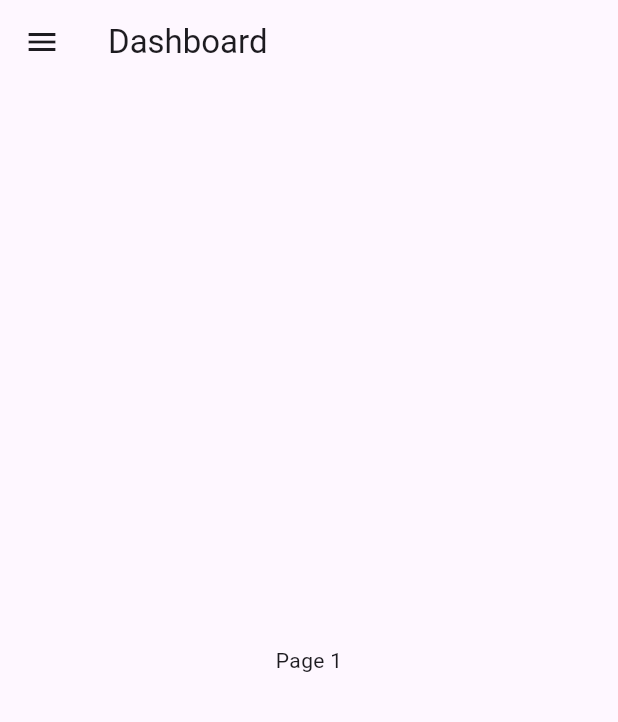
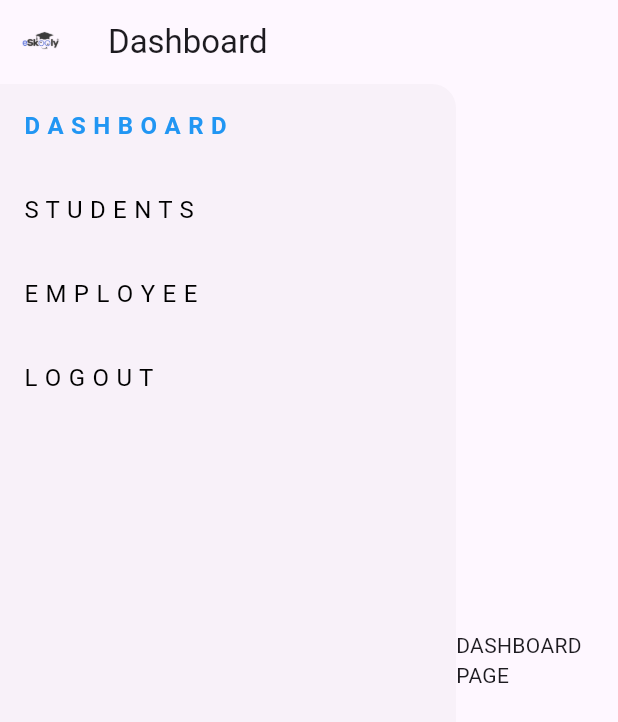
Before and after one commit to ujjwalmangalatreya/sms, a Flutter app: the DashboardPage screen opened by its route, on a phone screen of 412 x 824 dp. Shown: the top 722 px of the screen. Run offline on Flutter 3.47's test engine with Material 3 defaults, Android fonts, the phone set to English and light mode, and no system bars; our stand-ins replace firebase_auth, firebase_core, get, url_strategy; accounts and stored records are empty.

Commit message:
Dashboard drawer and list tile

```diff
--- a/lib/core/widgets/common/drawer.dart
+++ b/lib/core/widgets/common/drawer.dart
@@ -1,13 +1,47 @@
 import 'package:flutter/material.dart';
+import 'package:get/get.dart';
+import 'drawer_tile.dart';
 
-Drawer _appDrawer() {
-  return Drawer(
-    child: _listTile("H O M E"),
-  );
+class DrawerMenu extends StatelessWidget {
+  final int selectedIndex;
+  final ValueChanged<int> onMenuSelected;
+
+  const DrawerMenu({
+    Key? key,
+    required this.selectedIndex,
+    required this.onMenuSelected,
+  }) : super(key: key);
+
+  @override
+  Widget build(BuildContext context) {
+    return Drawer(
+      child: ListView(
+        padding: EdgeInsets.zero,
+        children: [
+          DrawerTile(
+            title: 'D A S H B O A R D',
+            isSelected: selectedIndex == 0,
+            onTap: () => onMenuSelected(0),
+          ),
+          DrawerTile(
+            title: 'S T U D E N T S',
+            isSelected: selectedIndex == 1,
+            onTap: () => onMenuSelected(1),
+          ),
+          DrawerTile(
+            title: 'E M P L O Y E E',
+            isSelected: selectedIndex == 2,
+            onTap: () => onMenuSelected(2),
+          ),
+          DrawerTile(
+            title: 'L O G O U T',
+            isSelected: selectedIndex == 3,
+            onTap: () => {
+              Get.snackbar("LOGGING OUT", "Logging out part is in TODO..")
+            },
+          ),
+        ],
+      ),
+    );
+  }
 }
-
-ListTile _listTile(String title) {
-  return ListTile(
-    title: Text(title),
-  );
-}
--- /dev/null
+++ b/lib/core/widgets/common/drawer_tile.dart
@@ -0,0 +1,29 @@
+import 'package:flutter/material.dart';
+
+class DrawerTile extends StatelessWidget {
+  final String title;
+  final bool isSelected;
+  final VoidCallback onTap;
+
+  const DrawerTile({
+    Key? key,
+    required this.title,
+    required this.isSelected,
+    required this.onTap,
+  }) : super(key: key);
+
+  @override
+  Widget build(BuildContext context) {
+    return ListTile(
+      title: Text(
+        title,
+        style: TextStyle(
+          color: isSelected ? Colors.blue : Colors.black,
+          fontWeight: isSelected ? FontWeight.bold : FontWeight.normal,
+        ),
+      ),
+      selected: isSelected,
+      onTap: onTap,
+    );
+  }
+}
--- a/lib/features/dashboard/views/dashboard_screen.dart
+++ b/lib/features/dashboard/views/dashboard_screen.dart
@@ -1,6 +1,6 @@
 import 'package:flutter/material.dart';
-import 'package:get/get.dart';
-import 'package:schoolmgmt/features/auth/controllers/auth_controller.dart';
+import 'package:schoolmgmt/core/constants/images.dart';
+import '../../../core/widgets/common/drawer.dart';
 
 class DashboardPage extends StatefulWidget {
   const DashboardPage({super.key});
@@ -11,58 +11,46 @@ class DashboardPage extends StatefulWidget {
 
 class _DashboardPageState extends State<DashboardPage> {
   int _selectedIndex = 0;
-  final AuthController authController = Get.find<AuthController>();
 
   final _pages = [
-    Center(child: Text('Page 1')),
-    Center(child: Text('Page 2')),
-    Center(child: Text('Page 3')),
+    Center(child: Text('DASHBOARD PAGE')),
+    Center(child: Text('STUDENTS PAGE')),
+    Center(child: Text('EMPLOYEE PAGE')),
+
   ];
+
+  void updateSelectedIndex(int index) {
+    setState(() {
+      _selectedIndex = index;
+    });
+  }
 
   @override
   Widget build(BuildContext context) {
     return Scaffold(
       appBar: AppBar(
-        title: Text('Dashboard'),
-      ),
-      drawer: Drawer(
-        child: ListView(
-          padding: EdgeInsets.zero,
-          children: [
-            DrawerHeader(
-              decoration: BoxDecoration(
-                color: Colors.blue,
-              ),
-              child: Text('Drawer Header'),
+        title: const Text('Dashboard'),
+        leading: Padding(
+          padding: const EdgeInsets.all(8.0), // Adjust padding as needed
+          child: SizedBox(
+            width: 140, // Set the width of the logo
+            height: 140, // Set the height of the logo
+            child: Image.asset(
+              TImages.schoolLogo, // Replace with your logo's path
+              fit: BoxFit.contain,
             ),
-            ListTile(
-              title: Text('D A S H B O A R D'),
-              onTap: () {
-                setState(() {
-                  _selectedIndex = 0;
-                });
-                Navigator.pop(context);
-              },
-            ),
-            ListTile(
-              title: Text('S T U D E N T S'),
-              onTap: () {
-                setState(() {
-                  _selectedIndex = 1;
-                });
-                Navigator.pop(context);
-              },
-            ),
-            ListTile(
-              title: Text('L O G O U T'),
-              onTap: () {
-                authController.logout();
-              },
-            ),
-          ],
+          ),
         ),
       ),
-      body: _pages[_selectedIndex],
+      body: Row(
+        children: [
+          DrawerMenu(
+            selectedIndex: _selectedIndex,
+            onMenuSelected: updateSelectedIndex,
+          ),
+          Expanded(child: _pages[_selectedIndex]),
+        ],
+      ),
     );
   }
 }
```
